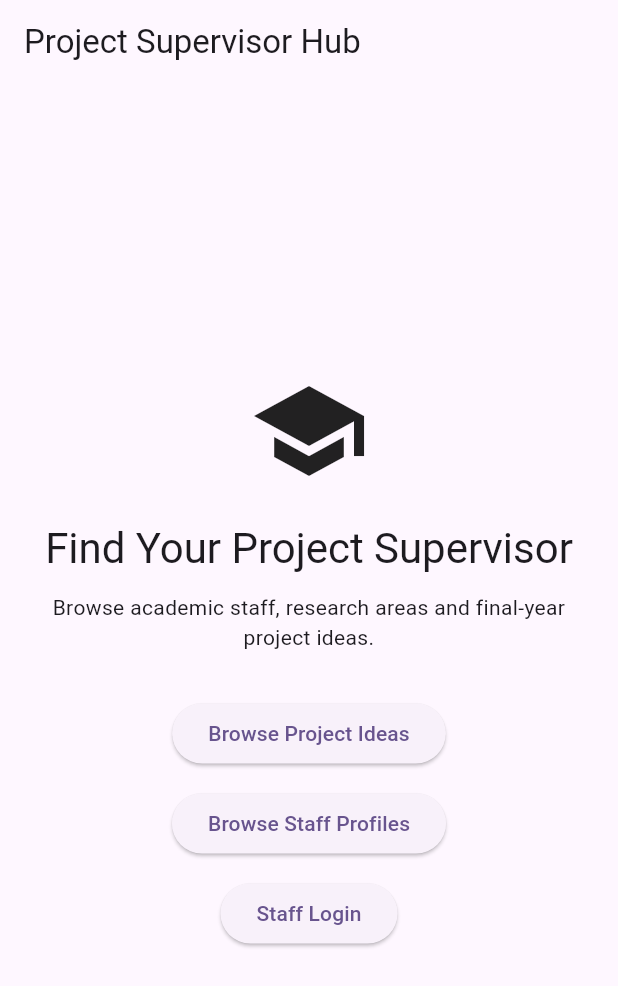
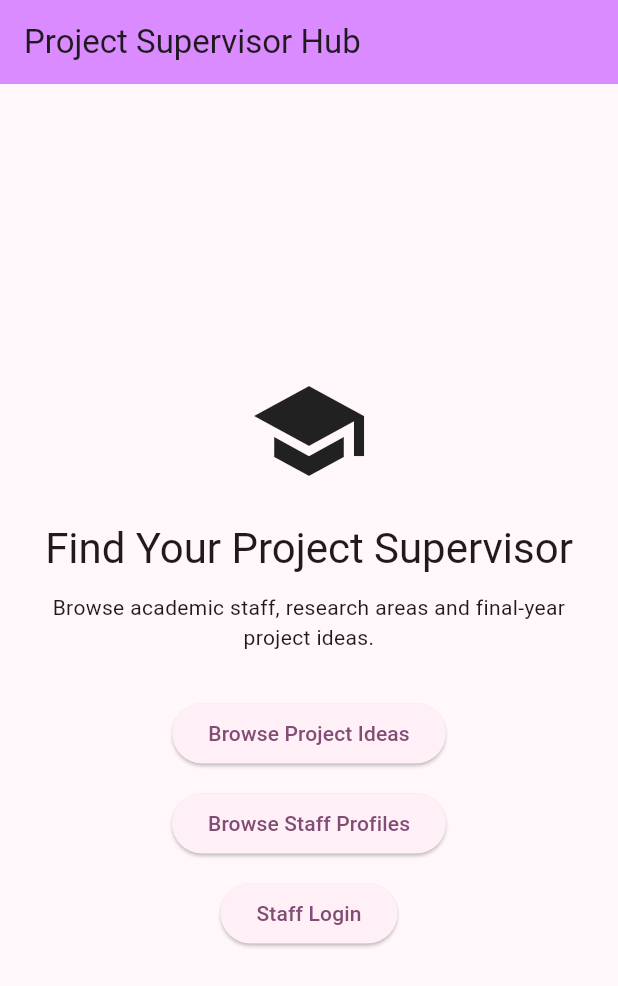
Before and after one commit to jiabhullar/project_supervisor_app, a Flutter app: the screen it shows after launch, on a phone screen of 412 x 824 dp. Shown: the top 986 px of the screen. Run offline on Flutter 3.47's test engine with Material 3 defaults, Android fonts, the phone set to English and light mode, and no system bars.

Commit message:
add color theme

```diff
--- a/lib/main.dart
+++ b/lib/main.dart
@@ -15,7 +15,10 @@ class App extends StatelessWidget {
       debugShowCheckedModeBanner: false,
       theme: ThemeData(
         colorScheme: ColorScheme.fromSeed(
-          seedColor: Colors.deepPurple),
+          seedColor: const Color.fromARGB(255, 255, 139, 230)),
+        appBarTheme: const AppBarTheme(
+          backgroundColor: Color.fromARGB(255, 218, 139, 255),
+        ),
       ),
       home: const HomeScreen(),
     );
```
Also changed, not shown: lib/pages/home_page.dart (indentation only).
